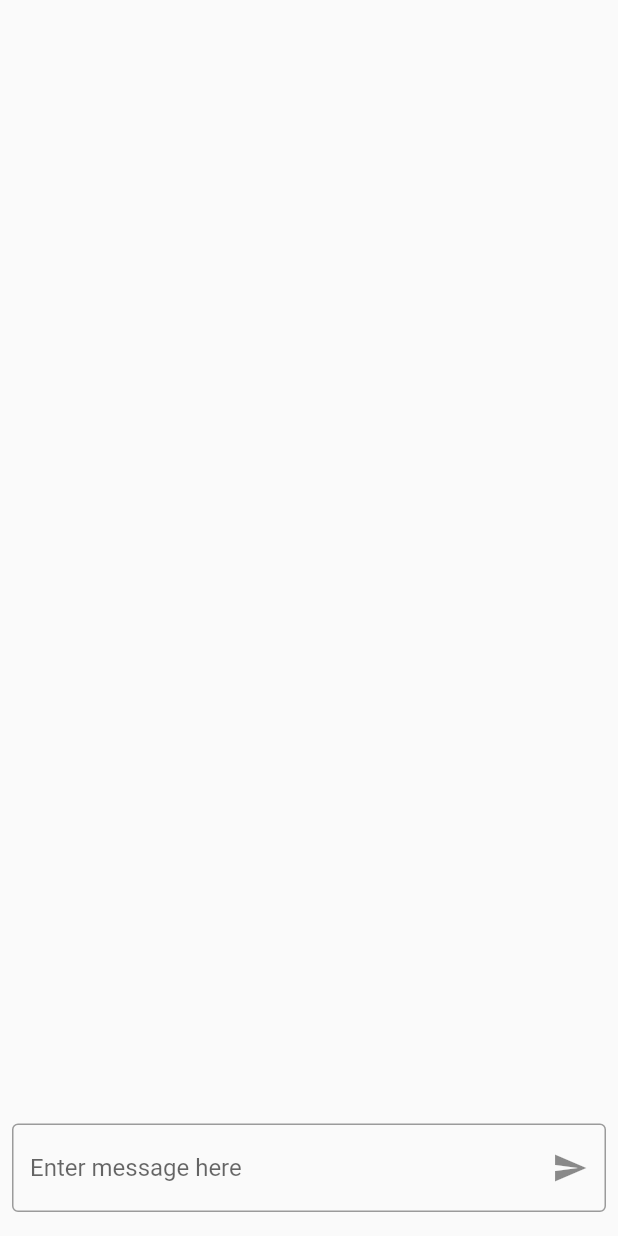
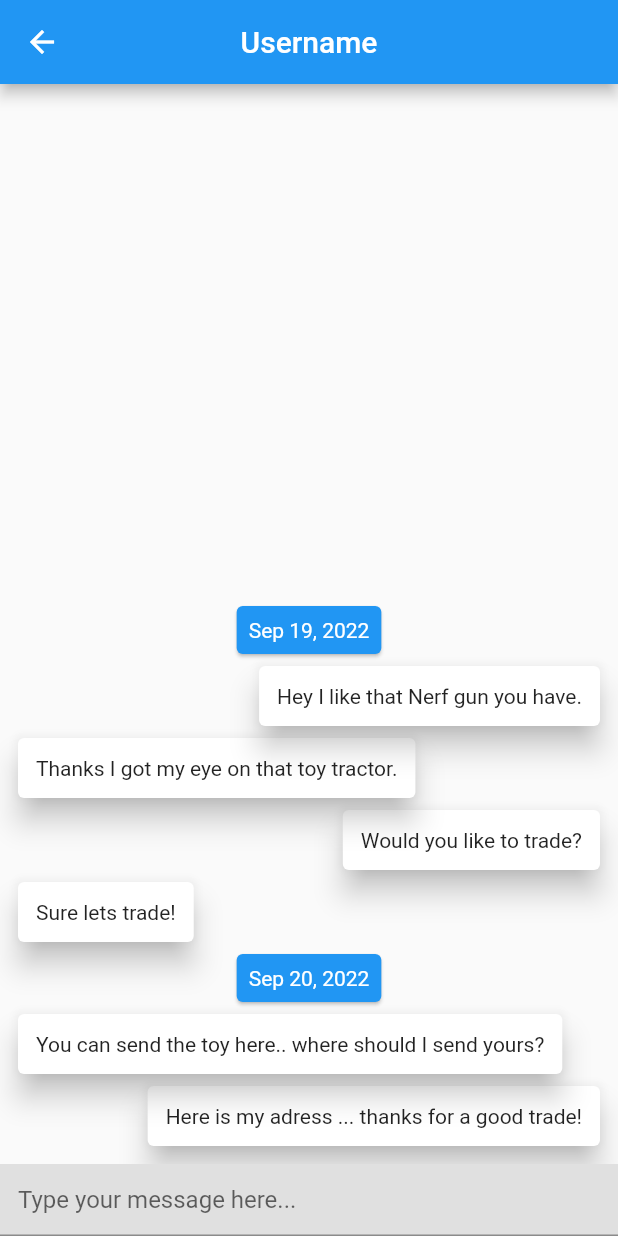
Before and after one commit to JustinCravy/ToyTraderApp, a Flutter app: the MessageTabScreen screen opened directly, after a tap on "Username", on a phone screen of 412 x 824 dp. Run offline on Flutter 3.47's test engine with Material 2 defaults, Android fonts, the phone set to English and light mode, and no system bars; drawn by our look-alikes of grouped_list.

Commit message:
TOYT-67 Finish Message Details Screen

```diff
--- /dev/null
+++ b/lib/screens/MessageBox.dart
@@ -0,0 +1,128 @@
+import 'package:flutter/material.dart';
+import 'package:toy_trader/widgets/MessageDetailsList.dart';
+import 'package:grouped_list/grouped_list.dart';
+import 'package:intl/intl.dart';
+
+class MessageDetailsBox extends StatefulWidget {
+  @override
+  State<MessageDetailsBox> createState() => _MessageDetailsBoxState();
+}
+
+class _MessageDetailsBoxState extends State<MessageDetailsBox> {
+  List<MessageDetailsList> messages = [
+
+    MessageDetailsList(
+      text: 'Sure lets trade!',
+      date: DateTime.now().subtract(
+        const Duration(days: 1, minutes: 30),
+      ),
+      isSentByMe: false,
+    ),
+    MessageDetailsList(
+        text: 'Would you like to trade?',
+        date: DateTime.now().subtract(
+          const Duration(days: 1, minutes: 50),
+        ),
+        isSentByMe: true
+    ),
+    MessageDetailsList(
+      text: 'Thanks I got my eye on that toy tractor.',
+      date: DateTime.now().subtract(
+        const Duration(days: 1, minutes: 55),
+      ),
+      isSentByMe: false,
+    ),
+    MessageDetailsList(
+        text: 'Here is my adress ... thanks for a good trade!',
+        date: DateTime.now().subtract(
+          const Duration(minutes: 60),
+        ),
+        isSentByMe: true
+    ),
+    MessageDetailsList(
+        text: 'You can send the toy here.. where should I send yours?',
+        date: DateTime.now().subtract(
+          const Duration(minutes: 50),
+        ),
+        isSentByMe: false
+    ),
+    MessageDetailsList(
+        text: 'Hey I like that Nerf gun you have.',
+        date: DateTime.now().subtract(
+          const Duration(days: 1, minutes: 70),
+        ),
+        isSentByMe: true)
+  ].reversed.toList();
+
+  @override
+  Widget build(BuildContext context) {
+    return Scaffold(
+      appBar: AppBar(
+        centerTitle: true,
+        title: const Text('Username'),
+      ),
+      body: Column(
+        children: [
+          Expanded(
+            child: GroupedListView<MessageDetailsList, DateTime>(
+              padding: const EdgeInsets.all(8),
+              reverse: true,
+              order: GroupedListOrder.DESC,
+              useStickyGroupSeparators: true,
+              floatingHeader: true,
+              elements: messages,
+              groupBy: (message) => DateTime(
+                message.date.year,
+                message.date.month,
+                message.date.day,
+              ),
+              groupHeaderBuilder: (MessageDetailsList message) => SizedBox(
+                  height: 40,
+                  child: Center(
+                      child: Card(
+                          color:Theme.of(context).primaryColor,
+                          child: Padding(
+                              padding: const EdgeInsets.all(8),
+                              child: Text(
+                                DateFormat.yMMMd().format(message.date),
+                                style: const TextStyle(color: Colors.white),
+                              )
+                          )
+                      )
+                  )
+              ),
+              itemBuilder: (context, MessageDetailsList message) => Align(
+                alignment: message.isSentByMe
+                    ? Alignment.centerRight
+                    : Alignment .centerLeft,
+                child: Card(
+                  elevation: 8,
+                  child: Padding(
+                    padding: const EdgeInsets.all(12),
+                    child: Text(message.text),
+                  ),
+                ),
+              ),
+            ),
+          ),
+          Container(
+            color: Colors.grey.shade300,
+            child: TextField(
+              decoration: const InputDecoration(
+                contentPadding: EdgeInsets.all(12),
+                hintText: 'Type your message here...',
+              ),
+              onSubmitted: (text){
+                final message= MessageDetailsList
+                  (text: text,
+                    date: DateTime.now(),
+                    isSentByMe: true);
+                setState(()=> messages.add(message));
+              },
+            ),
+          ),
+        ],
+      ),
+    );
+  }
+}
--- a/lib/widgets/MessageBox.dart
+++ b/lib/widgets/MessageBox.dart
@@ -1,7 +1,8 @@
 import 'package:flutter/cupertino.dart';
 import 'package:flutter/material.dart';
 import 'package:flutter/rendering.dart';
-import 'package:toy_trader/screens/MessageDetailsScreen.dart';
+import 'package:toy_trader/screens/MessageBox.dart';
+
 
 class MessageBox extends StatefulWidget {
   @override
@@ -77,7 +78,7 @@ class _MessageBoxState extends State<MessageBox>{
           onTap:(){
             Navigator.push(
                 context,
-                MaterialPageRoute(builder: (context) => MessageDetailsScreen())
+                MaterialPageRoute(builder: (context) => MessageDetailsBox())
             );
           }
       ),
--- /dev/null
+++ b/lib/widgets/MessageDetailsList.dart
@@ -0,0 +1,11 @@
+class MessageDetailsList {
+  final String text;
+  final DateTime date;
+  final bool isSentByMe;
+
+  const MessageDetailsList({
+    required this.text,
+    required this.date,
+    required this.isSentByMe,
+  });
+}
--- a/pubspec.yaml
+++ b/pubspec.yaml
@@ -29,11 +29,16 @@ environment:
 dependencies:
   flutter:
     sdk: flutter
+  flutter_localizations:
+    sdk: flutter
+  intl: ^0.17.0
 
 
   # The following adds the Cupertino Icons font to your application.
   # Use with the CupertinoIcons class for iOS style icons.
   cupertino_icons: ^1.0.2
+  grouped_list: ^5.1.2
+
 
 dev_dependencies:
   flutter_test:
```
Also changed, not shown: pubspec.lock.
